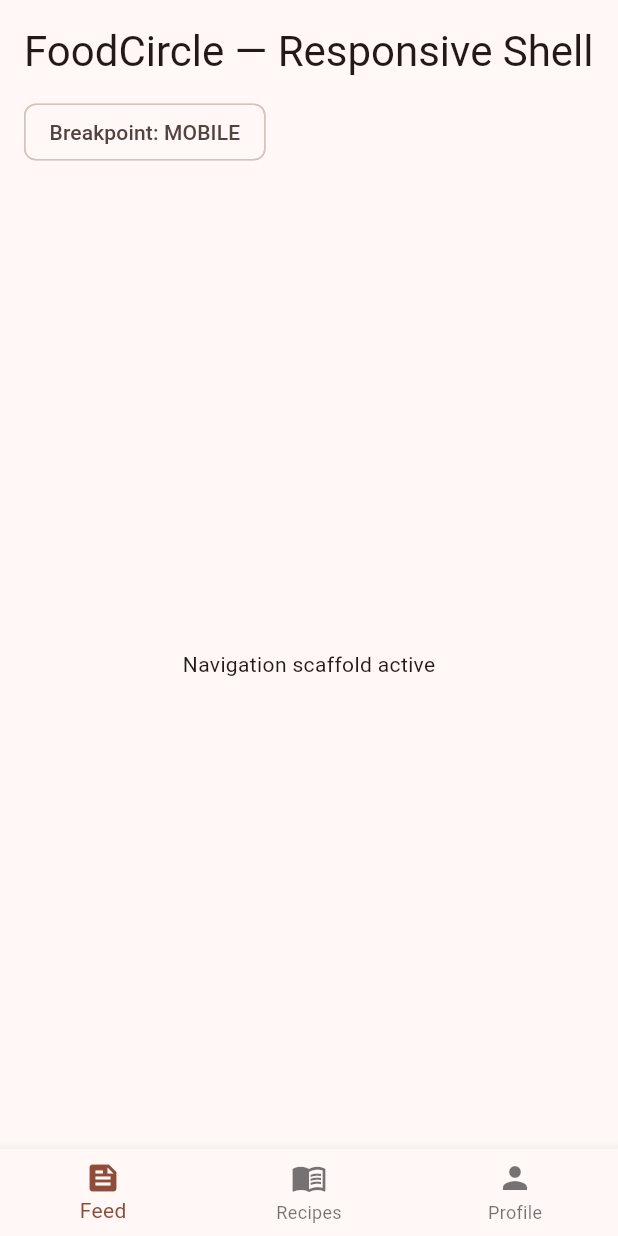
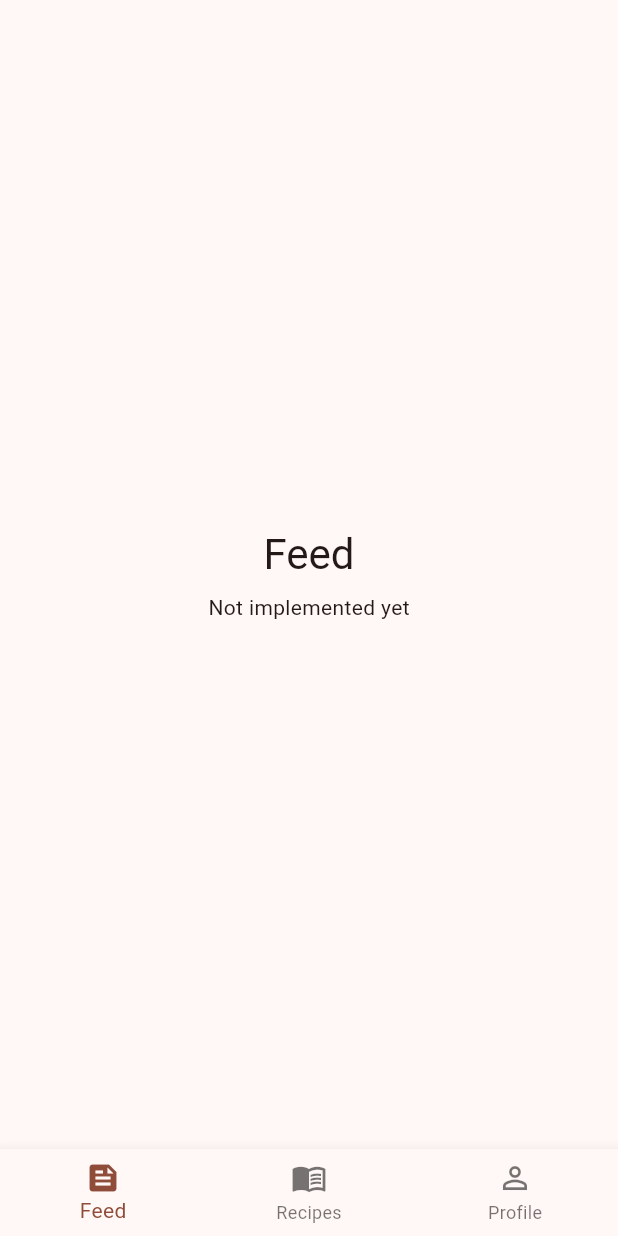
Before and after one commit to testlearn08-cpu/FoodCircle, a Flutter app: the screen it shows after launch, on a phone screen of 412 x 824 dp. Run offline on Flutter 3.47's test engine with Material 3 defaults, Android fonts, the phone set to English and light mode, and no system bars; our stand-ins replace go_router, responsive_framework.

Commit message:
fix(nav): wire navigation destinations to the router
ResponsiveShell had an empty onDestinationSelected and a hardcoded
selectedIndex, so selecting a destination did nothing. The nested routes in
app.dart returned bare placeholders, which unmounted the rail and bottom bar
as soon as anything was selected.

- Replace the nested routes with StatefulShellRoute.indexedStack, one branch
  per destination (/feed, /recipes, /profile).
- Drive the shell from StatefulNavigationShell: selectedIndex/currentIndex
  follow currentIndex, selection calls goBranch, and re-selecting the active
  destination pops that branch to its root.
- Generate both layouts from one kNavigationDestinations list so they cannot
  drift apart.
- Pass labelType: null when the rail is extended. NavigationRail asserts that
  an extended rail uses null or NavigationRailLabelType.none; the previous
  extended:true + labelType:selected combination trips that assert on desktop.
- Own the router per app instance instead of a static final, so widget tests
  start from a clean location.
- Add lib/screens/placeholder_screen.dart (named PlaceholderScreen to avoid
  shadowing Flutter's built-in Placeholder).

Co-authored-by: arena-agent <297053741+arena-agent@users.noreply.github.com>

```diff
--- a/lib/app.dart
+++ b/lib/app.dart
@@ -1,12 +1,31 @@
 import 'package:flutter/material.dart';
+import 'package:go_router/go_router.dart';
 import 'package:responsive_framework/responsive_framework.dart';
-import 'package:go_router/go_router.dart';
+
 import 'navigation/responsive_shell.dart';
+import 'screens/placeholder_screen.dart';
 
 /// Shared foundation for Android / iOS / Web.
-/// Status: Implemented (file). Demo (unverified compilation — no Flutter SDK).
-class FoodCircleApp extends StatelessWidget {
+///
+/// Status: Implemented (file). Unverified — no Flutter SDK in the authoring
+/// environment, so this has never been compiled. See DEVELOPMENT_STATUS.md.
+class FoodCircleApp extends StatefulWidget {
   const FoodCircleApp({super.key});
+
+  @override
+  State<FoodCircleApp> createState() => _FoodCircleAppState();
+}
+
+class _FoodCircleAppState extends State<FoodCircleApp> {
+  /// Owned per app instance rather than as a static singleton, so that each
+  /// `pumpWidget` in a widget test starts from a clean navigation state.
+  late final GoRouter _router = _buildRouter();
+
+  @override
+  void dispose() {
+    _router.dispose();
+    super.dispose();
+  }
 
   @override
   Widget build(BuildContext context) {
@@ -20,35 +39,63 @@ class FoodCircleApp extends StatelessWidget {
       builder: (context, child) => ResponsiveBreakpoints.builder(
         child: child!,
         breakpoints: [
-          const Breakpoint(start: 0, end: 450, name: MOBILE),
-          const Breakpoint(start: 451, end: 800, name: TABLET),
-          const Breakpoint(start: 801, end: 1920, name: DESKTOP),
+          Breakpoint(start: 0, end: kMobileMaxWidth, name: MOBILE),
+          Breakpoint(
+            start: kMobileMaxWidth + 1,
+            end: kDesktopMinWidth,
+            name: TABLET,
+          ),
+          Breakpoint(start: kDesktopMinWidth + 1, end: 1920, name: DESKTOP),
         ],
       ),
     );
   }
 
-  /// Navigation scaffold — responsive nav shell.
-  /// Status: Demo / Unverified (navigation routes not validated without SDK).
-  static final GoRouter _router = GoRouter(
-    initialLocation: '/',
+  /// One branch per top-level destination.
+  ///
+  /// `StatefulShellRoute.indexedStack` keeps the shell (rail / bottom bar)
+  /// mounted while the branch body changes, and gives each destination its own
+  /// navigation stack. The previous revision nested plain placeholder routes
+  /// under `/`, which replaced the entire shell with a bare placeholder as soon
+  /// as a destination was selected.
+  GoRouter _buildRouter() {
+    return GoRouter(
+      initialLocation: '/feed',
+      routes: [
+        StatefulShellRoute.indexedStack(
+          builder: (context, state, navigationShell) =>
+              ResponsiveShell(navigationShell: navigationShell),
+          branches: [
+            StatefulShellBranch(
               routes: [
                 GoRoute(
-        path: '/',
-        builder: (context, state) => const ResponsiveShell(),
+                  path: '/feed',
+                  builder: (context, state) =>
+                      const PlaceholderScreen(title: 'Feed'),
+                ),
+              ],
+            ),
+            StatefulShellBranch(
               routes: [
-          GoRoute(path: 'feed', builder: (_, __) => const _Placeholder('Feed')),
-          GoRoute(path: 'profile', builder: (_, __) => const _Placeholder('Profile')),
-          GoRoute(path: 'recipes', builder: (_, __) => const _Placeholder('Recipes')),
+                GoRoute(
+                  path: '/recipes',
+                  builder: (context, state) =>
+                      const PlaceholderScreen(title: 'Recipes'),
+                ),
+              ],
+            ),
+            StatefulShellBranch(
+              routes: [
+                GoRoute(
+                  path: '/profile',
+                  builder: (context, state) =>
+                      const PlaceholderScreen(title: 'Profile'),
+                ),
+              ],
+            ),
           ],
         ),
       ],
     );
   }
-
-class _Placeholder extends StatelessWidget {
-  final String label;
-  const _Placeholder(this.label);
-  @override
-  Widget build(BuildContext context) => Center(child: Text(label, style: Theme.of(context).textTheme.headlineMedium));
 }
--- a/lib/navigation/responsive_shell.dart
+++ b/lib/navigation/responsive_shell.dart
@@ -1,101 +1,118 @@
 import 'package:flutter/material.dart';
+import 'package:go_router/go_router.dart';
+
+/// A single top-level navigation destination.
+class NavDestination {
+  const NavDestination({
+    required this.label,
+    required this.icon,
+    required this.selectedIcon,
+  });
+
+  final String label;
+  final IconData icon;
+  final IconData selectedIcon;
+}
+
+/// The FoodCircle top-level destinations, in branch order.
+///
+/// The rail and the bottom bar are both generated from this list, so the two
+/// layouts cannot drift out of sync with each other or with the router.
+const List<NavDestination> kNavigationDestinations = <NavDestination>[
+  NavDestination(
+    label: 'Feed',
+    icon: Icons.feed_outlined,
+    selectedIcon: Icons.feed,
+  ),
+  NavDestination(
+    label: 'Recipes',
+    icon: Icons.menu_book_outlined,
+    selectedIcon: Icons.menu_book,
+  ),
+  NavDestination(
+    label: 'Profile',
+    icon: Icons.person_outline,
+    selectedIcon: Icons.person,
+  ),
+];
+
+/// Mobile / tablet boundary. Widths <= this value use bottom navigation.
+const double kMobileMaxWidth = 450;
+
+/// Tablet / desktop boundary. Widths > this value use the extended rail.
+const double kDesktopMinWidth = 800;
 
 /// Responsive navigation scaffold.
 ///
-/// Demo / Unverified (no Flutter SDK for compilation or render tests).
-/// Uses responsive_framework breakpoints (mobile < 450, tablet 451-800, desktop > 801).
+/// Status: Implemented (file). Unverified — no Flutter SDK in the authoring
+/// environment, so this has never been rendered. See DEVELOPMENT_STATUS.md.
+///
+/// Breakpoints (kept in step with the `Breakpoint` list in `lib/app.dart`):
+/// mobile <= 450, tablet 451-800, desktop > 800.
 class ResponsiveShell extends StatelessWidget {
-  const ResponsiveShell({super.key});
+  const ResponsiveShell({super.key, required this.navigationShell});
+
+  /// The router's shell for the current branch. Selecting a destination calls
+  /// [StatefulNavigationShell.goBranch], which swaps the branch body while
+  /// keeping this scaffold mounted.
+  final StatefulNavigationShell navigationShell;
+
+  void _onDestinationSelected(int index) {
+    navigationShell.goBranch(
+      index,
+      // Re-tapping the active destination pops that branch back to its root,
+      // matching the behaviour users expect from a bottom bar / rail.
+      initialLocation: index == navigationShell.currentIndex,
+    );
+  }
 
   @override
   Widget build(BuildContext context) {
     final width = MediaQuery.of(context).size.width;
-    final breakpoint = width > 800 ? 'DESKTOP' : width > 451 ? 'TABLET' : 'MOBILE';
+    final isMobile = width <= kMobileMaxWidth;
+    final isDesktop = width > kDesktopMinWidth;
 
     return Scaffold(
       body: Row(
         children: [
-          // Navigation rail visible on tablet and desktop
-          if (breakpoint != 'MOBILE')
+          // Navigation rail is shown on tablet and desktop only.
+          if (!isMobile)
             NavigationRail(
-              extended: breakpoint == 'DESKTOP',
-              selectedIndex: 0,
-              onDestinationSelected: (i) {
-                // Route selection — unverified without GoRouter integration.
-              },
-              labelType: breakpoint == 'DESKTOP'
-                  ? NavigationRailLabelType.selected
-                  : NavigationRailLabelType.all,
+              extended: isDesktop,
+              selectedIndex: navigationShell.currentIndex,
+              onDestinationSelected: _onDestinationSelected,
+              // NavigationRail asserts that an extended rail uses either no
+              // labels or NavigationRailLabelType.none; passing `selected`
+              // here trips that assert on desktop widths.
+              labelType: isDesktop ? null : NavigationRailLabelType.all,
               leading: const Icon(Icons.restaurant),
-              destinations: const [
-                NavigationRailDestination(
-                  icon: Icon(Icons.feed_outlined),
-                  selectedIcon: Icon(Icons.feed),
-                  label: Text('Feed'),
-                ),
-                NavigationRailDestination(
-                  icon: Icon(Icons.menu_book_outlined),
-                  selectedIcon: Icon(Icons.menu_book),
-                  label: Text('Recipes'),
-                ),
-                NavigationRailDestination(
-                  icon: Icon(Icons.person_outline),
-                  selectedIcon: Icon(Icons.person),
-                  label: Text('Profile'),
-                ),
+              destinations: [
+                for (final destination in kNavigationDestinations)
+                  NavigationRailDestination(
+                    icon: Icon(destination.icon),
+                    selectedIcon: Icon(destination.selectedIcon),
+                    label: Text(destination.label),
+                  ),
               ],
             ),
-          Expanded(
-            child: _PageBody(breakpoint: breakpoint),
-          ),
+          Expanded(child: navigationShell),
         ],
       ),
-      // Mobile bottom navigation
-      bottomNavigationBar: breakpoint == 'MOBILE'
+      // Mobile bottom navigation.
+      bottomNavigationBar: isMobile
           ? BottomNavigationBar(
-              currentIndex: 0,
-              onTap: (i) {},
-              items: const [
-                BottomNavigationBarItem(
-                  icon: Icon(Icons.feed), label: 'Feed',
-                ),
-                BottomNavigationBarItem(
-                  icon: Icon(Icons.menu_book), label: 'Recipes',
-                ),
-                BottomNavigationBarItem(
-                  icon: Icon(Icons.person), label: 'Profile',
-                ),
+              currentIndex: navigationShell.currentIndex,
+              onTap: _onDestinationSelected,
+              items: [
+                for (final destination in kNavigationDestinations)
+                  BottomNavigationBarItem(
+                    icon: Icon(destination.icon),
+                    activeIcon: Icon(destination.selectedIcon),
+                    label: destination.label,
+                  ),
               ],
             )
           : null,
     );
   }
 }
-
-class _PageBody extends StatelessWidget {
-  final String breakpoint;
-  const _PageBody({required this.breakpoint});
-
-  @override
-  Widget build(BuildContext context) {
-    return Container(
-      padding: const EdgeInsets.all(16),
-      alignment: Alignment.topCenter,
-      child: Column(
-        crossAxisAlignment: CrossAxisAlignment.start,
-        children: [
-          Text(
-            'FoodCircle — Responsive Shell',
-            style: Theme.of(context).textTheme.headlineMedium,
-          ),
-          const SizedBox(height: 12),
-          Chip(label: Text('Breakpoint: $breakpoint')),
-          const SizedBox(height: 24),
-          const Expanded(
-            child: Center(child: Text('Navigation scaffold active')),
-          ),
-        ],
-      ),
-    );
-  }
-}
--- /dev/null
+++ b/lib/screens/placeholder_screen.dart
@@ -0,0 +1,28 @@
+import 'package:flutter/material.dart';
+
+/// Body for a top-level destination that has no real screen yet.
+///
+/// Named `PlaceholderScreen` rather than `Placeholder` to avoid shadowing
+/// Flutter's built-in `Placeholder` widget.
+class PlaceholderScreen extends StatelessWidget {
+  const PlaceholderScreen({super.key, required this.title});
+
+  final String title;
+
+  @override
+  Widget build(BuildContext context) {
+    return Center(
+      child: Column(
+        mainAxisSize: MainAxisSize.min,
+        children: [
+          Text(title, style: Theme.of(context).textTheme.headlineMedium),
+          const SizedBox(height: 8),
+          Text(
+            'Not implemented yet',
+            style: Theme.of(context).textTheme.bodyMedium,
+          ),
+        ],
+      ),
+    );
+  }
+}
```
Also changed, not shown: 4 other files. Lines whose indentation alone changed are shown as unchanged.
